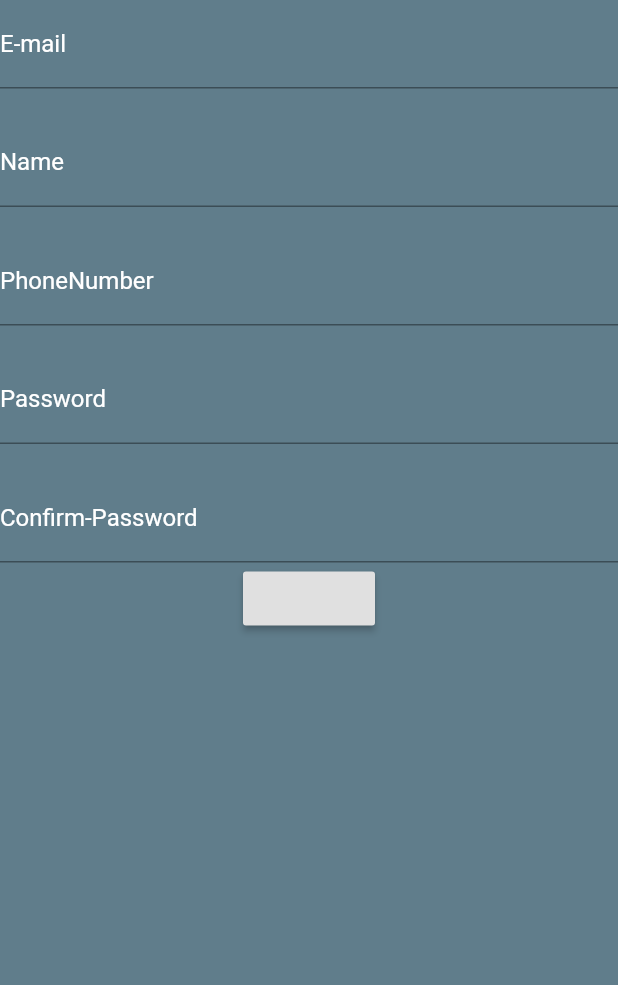
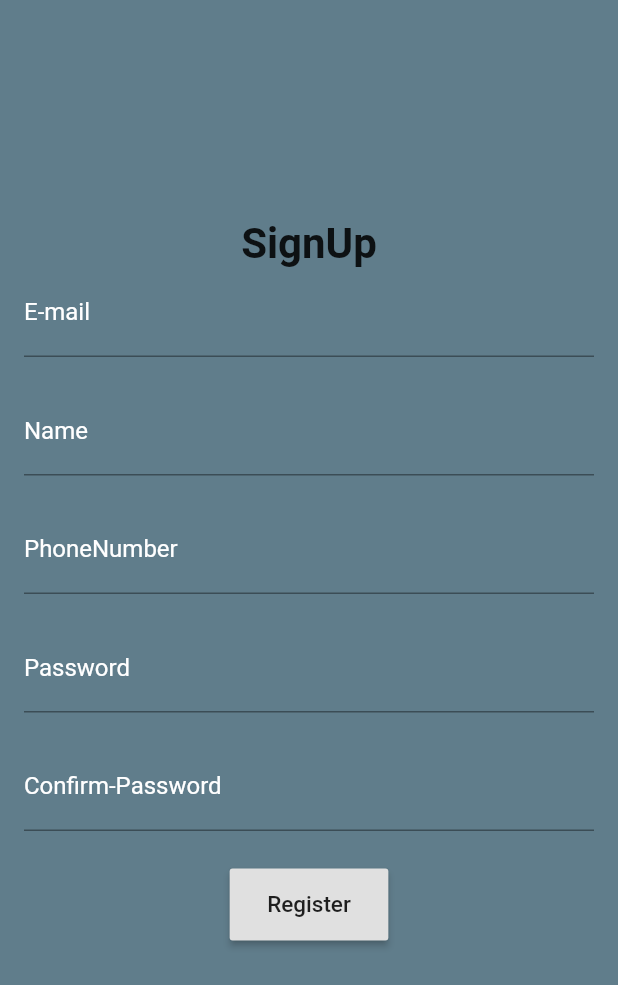
Before and after one commit to codec-akash/login-signup, a Flutter app: the screen it shows after launch, after a tap on "Login", after a tap on "Sign-up", on a phone screen of 412 x 824 dp. Shown: the top 985 px of the screen. Run offline on Flutter 3.47's test engine with Material 2 defaults, Android fonts, the phone set to English and light mode, and no system bars; our stand-ins replace shared_preferences; network calls fail.

Commit message:
Login Signup complete

```diff
--- a/lib/main.dart
+++ b/lib/main.dart
@@ -1,8 +1,8 @@
 import 'package:MasterCycle/providers/auth.dart';
-import 'package:MasterCycle/providers/merchant.dart';
 import 'package:MasterCycle/screens/home_screen.dart';
 import 'package:MasterCycle/screens/login_screen.dart';
 import 'package:MasterCycle/screens/signup_screen.dart';
+import 'package:MasterCycle/screens/splash_screen.dart';
 import 'package:flutter/material.dart';
 import 'package:provider/provider.dart';
 
@@ -23,12 +23,25 @@ class _MyAppState extends State<MyApp> {
         ),
       ],
       child: Consumer<Auth>(
-        builder: (context, value, child) => MaterialApp(
+        builder: (ctx, auth, child) => MaterialApp(
           title: "MasterCycle",
-          home: LoginScreen(),
+          theme: ThemeData(
+            backgroundColor: Colors.blueGrey,
+          ),
+          home: auth.isAuth
+              ? HomePage()
+              : FutureBuilder(
+                  future: auth.tryAutoLogin(),
+                  builder: (ctx, authResultSnapshot) =>
+                      authResultSnapshot.connectionState ==
+                              ConnectionState.waiting
+                          ? SplashScreen()
+                          : LoginScreen(),
+                ),
           routes: {
             HomePage.routeName: (ctx) => HomePage(),
             SignUpScreen.routeName: (ctx) => SignUpScreen(),
+            LoginScreen.routeName: (ctx) => LoginScreen(),
           },
         ),
       ),
--- a/lib/providers/auth.dart
+++ b/lib/providers/auth.dart
@@ -3,27 +3,24 @@ import 'dart:convert';
 
 import 'package:flutter/material.dart';
 import 'package:http/http.dart' as http;
+import 'package:shared_preferences/shared_preferences.dart';
 
 class Auth extends ChangeNotifier {
   String _token;
-  DateTime _expiryDate;
-  String _userId;
-  Timer _authTimer;
+  int _userId;
 
   bool get isAuth {
     return _token != null;
   }
 
   String get token {
-    if (_expiryDate != null &&
-        _expiryDate.isAfter(DateTime.now()) &&
-        _token != null) {
+    if (_token != null) {
       return _token;
     }
     return null;
   }
 
-  String get userId {
+  int get userId {
     return _userId;
   }
 
@@ -36,19 +33,25 @@ class Auth extends ChangeNotifier {
     print(password);
     print(email);
     print(phoneNumber);
+    print(name);
+    var data = jsonEncode(
+      {
+        "merchName": name,
+        "merchEmail": email,
+        "merchMobnum": phoneNumber,
+        "merchPassword": password
+      },
+    );
+    print(data);
     try {
       String url =
           "https://technicalbugs.com/cycle_app_apis/cycle_api_v1/cycle_app_mercent_api/merchent/register";
       var response = await http.post(
         url,
-        body: json.encode(
-          {
-            "merchName": name,
-            "merchEmail": email,
-            "merchMobnum": phoneNumber,
-            "merchPassword": password
-          },
-        ),
+        headers: {
+          'Content-Type': 'application/json; charset=UTF-8',
+        },
+        body: data,
       );
       print(response);
 
@@ -60,4 +63,61 @@ class Auth extends ChangeNotifier {
       print(error);
     }
   }
+
+  Future<void> login(String username, String password) async {
+    String url =
+        "https://technicalbugs.com/cycle_app_apis/cycle_api_v1/cycle_app_mercent_api/merchent/login";
+    try {
+      var response = await http.post(
+        url,
+        headers: {
+          'Content-Type': 'application/json; charset=UTF-8',
+        },
+        body: jsonEncode(
+          {
+            'inputlogin': username,
+            'merchPassword': password,
+          },
+        ),
+      );
+      final responseData = jsonDecode(response.body);
+      print(responseData);
+      _token = responseData['token'];
+      _userId = responseData['results']['id'];
+      print(_token + " " + _userId.toString());
+      notifyListeners();
+      final prefs = await SharedPreferences.getInstance();
+      final userData = json.encode(
+        {
+          'token': _token,
+          'userId': _userId,
+        },
+      );
+      prefs.setString("vendor", userData);
+    } catch (error) {
+      print(error);
+    }
+  }
+
+  Future<bool> tryAutoLogin() async {
+    final prefs = await SharedPreferences.getInstance();
+    if (!prefs.containsKey('vendor')) {
+      return false;
+    }
+    final extratedVendor =
+        json.decode(prefs.getString("vendor")) as Map<String, Object>;
+    _token = extratedVendor['token'];
+    _userId = extratedVendor['userId'];
+    print(_userId);
+    notifyListeners();
+    return true;
+  }
+
+  Future<void> logout() async {
+    _token = null;
+    _userId = null;
+    notifyListeners();
+    final prefs = await SharedPreferences.getInstance();
+    prefs.clear();
+  }
 }
--- a/lib/providers/merchant.dart
+++ b/lib/providers/merchant.dart
@@ -1,7 +1,7 @@
 import 'package:flutter/material.dart';
 
 class Merchant extends ChangeNotifier {
-  final String id;
+  final int id;
   final String name;
   final String email;
   final String password;
--- a/lib/providers/merchants.dart
+++ /dev/null
@@ -1,3 +0,0 @@
-import 'package:flutter/material.dart';
-
-class Merchants extends ChangeNotifier {}
--- a/lib/screens/login_screen.dart
+++ b/lib/screens/login_screen.dart
@@ -1,8 +1,11 @@
-import 'package:MasterCycle/screens/home_screen.dart';
+import 'package:MasterCycle/providers/auth.dart';
+import 'package:MasterCycle/providers/merchant.dart';
 import 'package:MasterCycle/screens/signup_screen.dart';
 import 'package:flutter/material.dart';
+import 'package:provider/provider.dart';
 
 class LoginScreen extends StatefulWidget {
+  static const routeName = "/login-page";
   @override
   _LoginScreenState createState() => _LoginScreenState();
 }
@@ -10,6 +13,7 @@ class LoginScreen extends StatefulWidget {
 class _LoginScreenState extends State<LoginScreen> {
   final GlobalKey<FormState> _formLogin = GlobalKey();
   final _passwordFocus = FocusNode();
+  var _isLoading = false;
   Map<String, String> _authData = {
     'email': '',
     'password': '',
@@ -19,14 +23,29 @@ class _LoginScreenState extends State<LoginScreen> {
     if (!_formLogin.currentState.validate()) {
       return;
     }
-    Navigator.of(context).pushReplacementNamed(HomePage.routeName);
+    _formLogin.currentState.save();
+    setState(() {
+      _isLoading = true;
+    });
+    await Provider.of<Auth>(context, listen: false).login(
+      _authData['email'],
+      _authData['password'],
+    );
+    setState(() {
+      _isLoading = false;
+    });
+    // Navigator.of(context).pushReplacementNamed(HomePage.routeName);
   }
 
   @override
   Widget build(BuildContext context) {
     return Scaffold(
       backgroundColor: Colors.blueGrey,
-      body: SingleChildScrollView(
+      body: _isLoading
+          ? Center(
+              child: CircularProgressIndicator(),
+            )
+          : SingleChildScrollView(
               child: Column(
                 children: <Widget>[
                   SizedBox(
@@ -60,8 +79,12 @@ class _LoginScreenState extends State<LoginScreen> {
                                 return "Enter a valid email";
                               }
                             },
+                            onSaved: (newValue) {
+                              _authData['email'] = newValue;
+                            },
                             onFieldSubmitted: (_) {
-                        FocusScope.of(context).requestFocus(_passwordFocus);
+                              FocusScope.of(context)
+                                  .requestFocus(_passwordFocus);
                             },
                           ),
                           SizedBox(
@@ -81,6 +104,9 @@ class _LoginScreenState extends State<LoginScreen> {
                             textInputAction: TextInputAction.done,
                             focusNode: _passwordFocus,
                             obscureText: true,
+                            onSaved: (newValue) {
+                              _authData['password'] = newValue;
+                            },
                             onFieldSubmitted: (_) {
                               //Functions to be countinued.
                             },
--- a/lib/screens/signup_screen.dart
+++ b/lib/screens/signup_screen.dart
@@ -47,11 +47,24 @@ class _SignUpScreenState extends State<SignUpScreen> {
   Widget build(BuildContext context) {
     return Scaffold(
       backgroundColor: Colors.blueGrey,
-      body: Form(
+      body: SafeArea(
+        child: Form(
           key: _formKey,
           child: SingleChildScrollView(
+            child: Padding(
+              padding: const EdgeInsets.all(16.0),
               child: Column(
                 children: <Widget>[
+                  SizedBox(
+                    height: 130.0,
+                  ),
+                  Text(
+                    "SignUp",
+                    style: TextStyle(
+                      fontSize: 28.0,
+                      fontWeight: FontWeight.w700,
+                    ),
+                  ),
                   TextFormField(
                     decoration: InputDecoration(
                       labelText: "E-mail",
@@ -202,15 +215,30 @@ class _SignUpScreenState extends State<SignUpScreen> {
                     keyboardType: TextInputType.text,
                     onFieldSubmitted: (value) => _saveForm(),
                   ),
+                  SizedBox(
+                    height: 25.0,
+                  ),
                   _isLoading
                       ? CircularProgressIndicator()
                       : RaisedButton(
+                          padding: EdgeInsets.symmetric(
+                            vertical: 15.0,
+                            horizontal: 25.0,
+                          ),
+                          child: Text(
+                            "Register",
+                            style: TextStyle(
+                              fontSize: 15.0,
+                            ),
+                          ),
                           onPressed: _saveForm,
                         ),
                 ],
               ),
             ),
           ),
+        ),
+      ),
     );
   }
 }
--- /dev/null
+++ b/lib/screens/splash_screen.dart
@@ -0,0 +1,12 @@
+import 'package:flutter/material.dart';
+
+class SplashScreen extends StatelessWidget {
+  @override
+  Widget build(BuildContext context) {
+    return Scaffold(
+      body: Center(
+        child: Text("Loading"),
+      ),
+    );
+  }
+}
--- a/pubspec.yaml
+++ b/pubspec.yaml
@@ -30,6 +30,7 @@ dependencies:
   cupertino_icons: ^0.1.3
   provider: ^4.3.1
   http: ^0.12.2
+  shared_preferences: ^0.5.8
 
 dev_dependencies:
   flutter_test:
```
Also changed, not shown: lib/screens/home_screen.dart (+11 -1 lines), pubspec.lock. Lines whose indentation alone changed are shown as unchanged.
